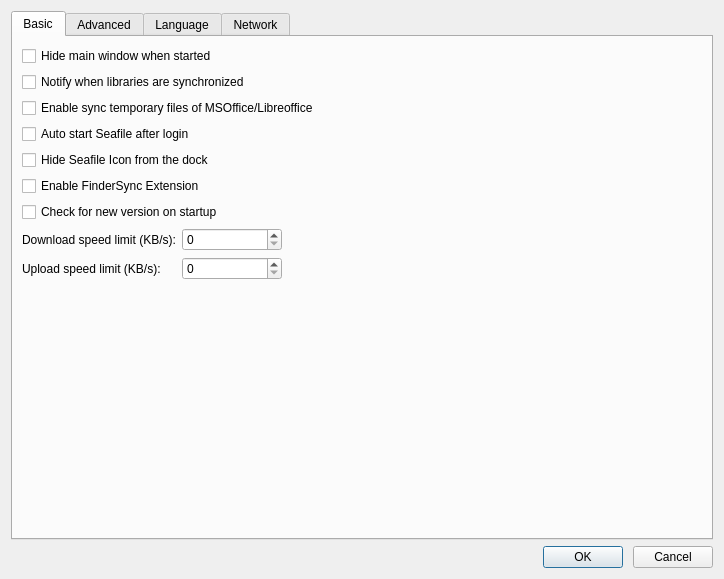
Qt form ui/settings-dialog.ui (haiwen/seafile-client) before a commit.
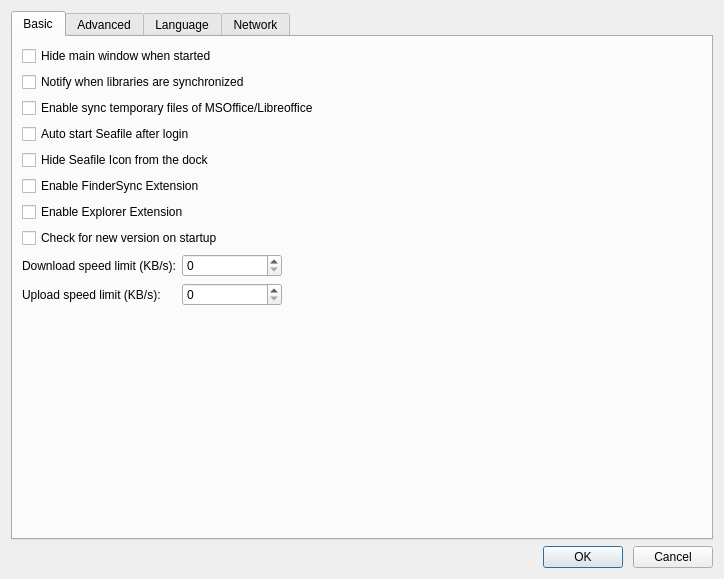
The same form after that commit. The open tabs and pages were chosen to show the change.

Commit message: [ext] add an option to enable/disable shell extension

Diff of the .ui file:
```diff
--- a/ui/settings-dialog.ui
+++ b/ui/settings-dialog.ui
@@ -66,6 +66,13 @@
          </property>
         </widget>
        </item>
+       <item>
+        <widget class="QCheckBox" name="mShellExtCheckBox">
+         <property name="text">
+          <string>Enable Explorer Extension</string>
+         </property>
+        </widget>
+       </item>
        <item>
         <widget class="QCheckBox" name="mCheckLatestVersionBox">
          <property name="text">
```
The commit also changes 11 other files.
